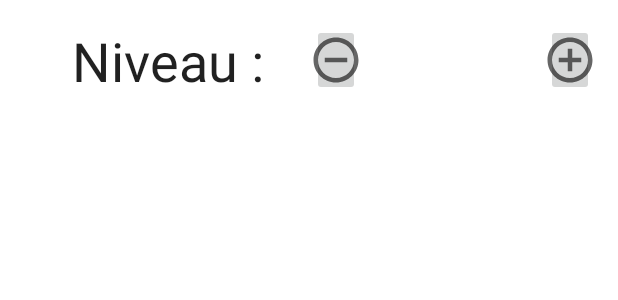
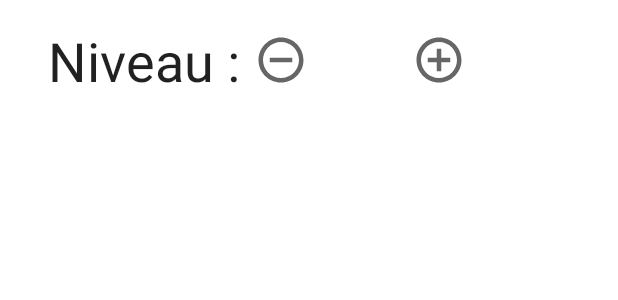
Before and after one commit to darkusagi99/MunchkinFollowUp, an Android app: the layout item_list_content.xml on its own in the app's theme, with its tools: preview values and no code run, on a phone screen of 412 x 824 dp. Shown: the top 300 px of the screen. Run offline under Robolectric (Android 15) with nearby library versions, the phone set to English and light mode, and no system bars.

Commit message:
Interface update

```diff
--- a/app/src/main/res/layout/item_list_content.xml
+++ b/app/src/main/res/layout/item_list_content.xml
@@ -1,6 +1,5 @@
 <?xml version="1.0" encoding="utf-8"?>
 <LinearLayout xmlns:android="http://schemas.android.com/apk/res/android"
-    xmlns:app="http://schemas.android.com/apk/res-auto"
     android:layout_width="match_parent"
     android:layout_height="wrap_content"
     android:orientation="horizontal">
@@ -13,40 +12,49 @@
         android:textSize="36sp"
         android:textAppearance="?attr/textAppearanceListItem" />
 
+    <LinearLayout
+        android:layout_width="280dp"
+        android:layout_height="match_parent"
+        android:layout_gravity="end">
+
         <TextView
             android:id="@+id/nameLabel"
-        android:layout_width="wrap_content"
+            android:layout_width="136sp"
             android:layout_height="48dp"
-        android:layout_margin="@dimen/text_margin"
+            android:layout_marginTop="@dimen/text_margin"
             android:text="@string/level"
-        android:textSize="36dp"
-        android:textAppearance="?attr/textAppearanceListItem" />
+            android:textAppearance="?attr/textAppearanceListItem"
+            android:textSize="36sp" />
 
         <ImageButton
             android:id="@+id/leveldown"
             android:layout_width="36dp"
             android:layout_height="48dp"
+            android:layout_marginTop="@dimen/text_margin"
             android:layout_weight="1"
-        android:layout_margin="@dimen/text_margin"
-        app:srcCompat="@drawable/ic_baseline_remove_circle_outline_36"
-        android:contentDescription="@string/remove_one_level"/>
+            android:background="@null"
+            android:src="@drawable/ic_baseline_remove_circle_outline_36"
+            android:contentDescription="@string/remove_one_level" />
 
         <TextView
             android:id="@+id/level_text"
             android:layout_width="64dp"
             android:layout_height="wrap_content"
-        android:layout_margin="@dimen/text_margin"
+            android:layout_marginTop="@dimen/text_margin"
             android:layout_weight="1"
-        android:textSize="36sp"
+            android:text=""
             android:textAlignment="center"
-        android:text="" />
+            android:textSize="36sp" />
 
         <ImageButton
             android:id="@+id/levelup"
             android:layout_width="36dp"
             android:layout_height="48dp"
+            android:layout_marginTop="@dimen/text_margin"
             android:layout_weight="1"
-        android:layout_margin="@dimen/text_margin"
-        app:srcCompat="@drawable/ic_baseline_add_circle_outline_36"
-        android:contentDescription="@string/add_one_level"/>
+            android:background="@null"
+            android:src="@drawable/ic_baseline_add_circle_outline_36"
+            android:contentDescription="@string/add_one_level" />
     </LinearLayout>
+
+</LinearLayout>
```
Lines whose indentation alone changed are shown as unchanged.
